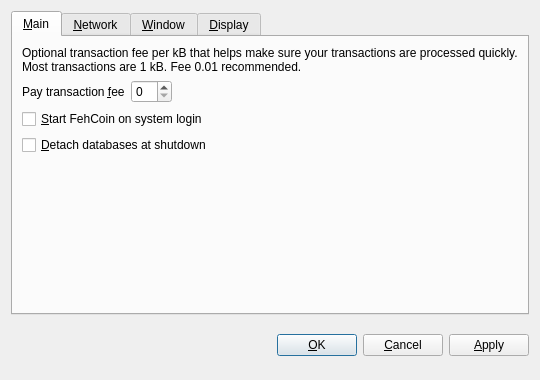
The window that src/qt/forms/optionsdialog.ui (exacoin/ExoCoin) describes before a commit, drawn with Qt 5.
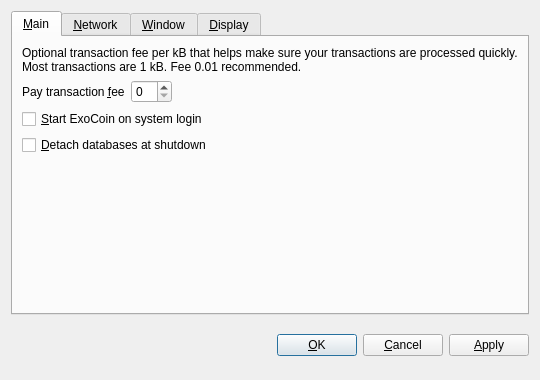
The same window after the commit. Custom widgets are drawn as their Qt base class.

```diff
--- a/src/qt/forms/optionsdialog.ui
+++ b/src/qt/forms/optionsdialog.ui
@@ -82,7 +82,7 @@
           <string>Automatically start FehCoin after logging in to the system.</string>
          </property>
          <property name="text">
-          <string>&amp;Start FehCoin on system login</string>
+          <string>&amp;Start ExoCoin on system login</string>
          </property>
         </widget>
        </item>
```
Left out of the diff: 10 changed lines with no effect on the pictures.
